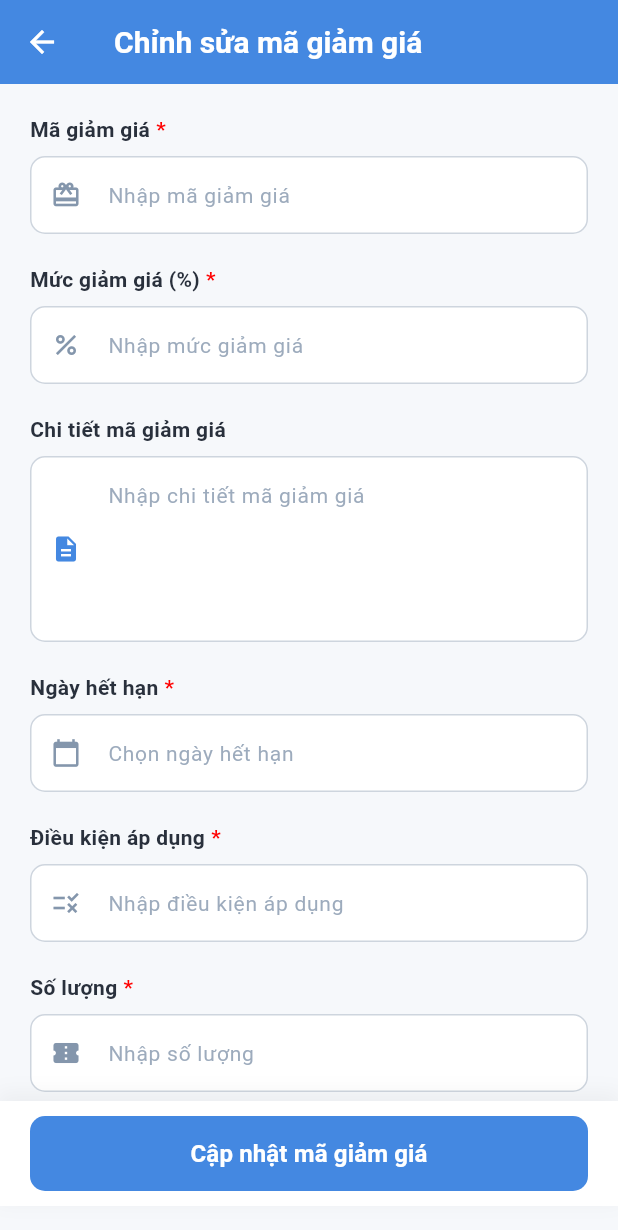
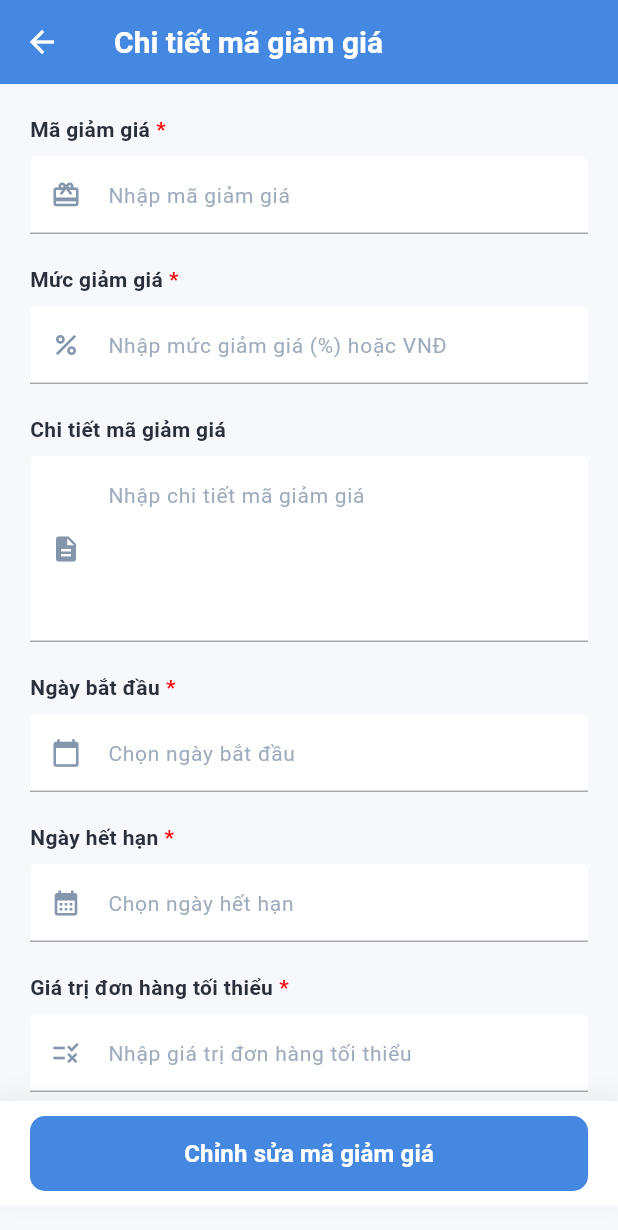
Before and after one commit to PhamVanDong2407/utshop_Admin, a Flutter app: the EditVoucher screen opened by its route, on a phone screen of 412 x 824 dp. Shown: the top 1230 px of the screen. Run offline on Flutter 3.47's test engine with Material 3 defaults, Android fonts, the phone set to English and light mode, and no system bars; our stand-ins replace file_picker, fl_chart, flutter_dotenv, flutter_screenutil, flutter_svg, flutter_zoom_drawer and 3 more; accounts and stored records are empty; network calls fail; statements that could not run were skipped.

Commit message:
update module chi tiết mã giảm giá và chỉnh sửa mã giảm giá

```diff
--- a/lib/View/Home/Menu/VoucherManagement/EditVoucher/edit_voucher.dart
+++ b/lib/View/Home/Menu/VoucherManagement/EditVoucher/edit_voucher.dart
@@ -18,7 +18,7 @@
         backgroundColor: AppColor.primary,
         elevation: 0,
         title: const Text(
-          "Chỉnh sửa mã giảm giá",
+          "Chi tiết mã giảm giá",
           style: TextStyle(fontSize: 20, fontWeight: FontWeight.w700),
         ),
         leading: IconButton(
@@ -28,7 +28,9 @@
       ),
       body: Form(
         key: _formKey,
-        child: SingleChildScrollView(
+        child: Obx(() {
+          bool editable = controller.isEditing.value;
+          return SingleChildScrollView(
             padding: const EdgeInsets.all(20),
             child: Column(
               crossAxisAlignment: CrossAxisAlignment.start,
@@ -36,6 +38,8 @@
                 _labelForm(label: "Mã giảm giá", isRequired: true),
                 const SizedBox(height: 8),
                 TextFormField(
+                  enabled: editable,
+                  controller: controller.codeController,
                   decoration: _customInputDecoration(
                     hintText: "Nhập mã giảm giá",
                     prefixIcon: Icons.card_giftcard,
@@ -50,21 +54,19 @@
 
                 const SizedBox(height: 20),
 
-              _labelForm(label: "Mức giảm giá (%)", isRequired: true),
+                _labelForm(label: "Mức giảm giá", isRequired: true),
                 const SizedBox(height: 8),
                 TextFormField(
+                  enabled: editable,
+                  controller: controller.discountValueController,
                   keyboardType: TextInputType.number,
                   decoration: _customInputDecoration(
-                  hintText: "Nhập mức giảm giá",
+                    hintText: "Nhập mức giảm giá (%) hoặc VNĐ",
                     prefixIcon: Icons.percent,
                   ),
                   validator: (value) {
                     if (value == null || value.isEmpty) {
                       return 'Vui lòng nhập mức giảm giá';
-                  }
-                  final number = num.tryParse(value);
-                  if (number == null || number <= 0 || number > 100) {
-                    return 'Vui lòng nhập mức giảm giá hợp lệ (0-100)';
                     }
                     return null;
                   },
@@ -75,12 +77,42 @@
                 _labelForm(label: "Chi tiết mã giảm giá"),
                 const SizedBox(height: 8),
                 TextFormField(
+                  enabled: editable,
+                  controller: controller.descriptionController,
                   maxLines: 4,
                   decoration: _customInputDecoration(
                     hintText: "Nhập chi tiết mã giảm giá",
                     prefixIcon: Icons.description,
-                  iconColor: AppColor.primary,
                   ),
+                ),
+
+                const SizedBox(height: 20),
+
+                _labelForm(label: "Ngày bắt đầu", isRequired: true),
+                const SizedBox(height: 8),
+                TextFormField(
+                  controller: controller.startDateController,
+                  readOnly: true,
+                  enabled: editable,
+                  decoration: _customInputDecoration(
+                    hintText: "Chọn ngày bắt đầu",
+                    prefixIcon: Icons.calendar_today,
+                  ),
+                  onTap:
+                      editable
+                          ? () async {
+                            DateTime? pickedDate = await showDatePicker(
+                              context: context,
+                              initialDate: DateTime.now(),
+                              firstDate: DateTime(2020),
+                              lastDate: DateTime(2100),
+                            );
+                            if (pickedDate != null) {
+                              controller.startDateController.text =
+                                  pickedDate.toString().split(' ')[0];
+                            }
+                          }
+                          : null,
                 ),
 
                 const SizedBox(height: 20),
@@ -88,12 +120,16 @@
                 _labelForm(label: "Ngày hết hạn", isRequired: true),
                 const SizedBox(height: 8),
                 TextFormField(
+                  controller: controller.endDateController,
                   readOnly: true,
+                  enabled: editable,
                   decoration: _customInputDecoration(
                     hintText: "Chọn ngày hết hạn",
-                  prefixIcon: Icons.calendar_today,
+                    prefixIcon: Icons.calendar_month,
                   ),
-                onTap: () async {
+                  onTap:
+                      editable
+                          ? () async {
                             DateTime? pickedDate = await showDatePicker(
                               context: context,
                               initialDate: DateTime.now(),
@@ -101,65 +137,65 @@
                               lastDate: DateTime(2100),
                             );
                             if (pickedDate != null) {
-                    // Xử lý ngày được chọn
+                              controller.endDateController.text =
+                                  pickedDate.toString().split(' ')[0];
                             }
-                },
-                validator: (value) {
-                  if (value == null || value.isEmpty) {
-                    return 'Vui lòng chọn ngày hết hạn';
                           }
-                  return null;
-                },
+                          : null,
                 ),
 
                 const SizedBox(height: 20),
 
-              _labelForm(label: "Điều kiện áp dụng", isRequired: true),
+                _labelForm(
+                  label: "Giá trị đơn hàng tối thiểu",
+                  isRequired: true,
+                ),
                 const SizedBox(height: 8),
                 TextFormField(
+                  enabled: editable,
+                  controller: controller.minOrderValueController,
                   keyboardType: TextInputType.number,
                   decoration: _customInputDecoration(
-                  hintText: "Nhập điều kiện áp dụng",
+                    hintText: "Nhập giá trị đơn hàng tối thiểu",
                     prefixIcon: Icons.rule,
                   ),
-                validator: (value) {
-                  if (value == null || value.isEmpty) {
-                    return 'Vui lòng nhập điều kiện áp dụng';
-                  }
-                  final number = num.tryParse(value);
-                  if (number == null || number < 0) {
-                    return 'Vui lòng nhập điều kiện áp dụng hợp lệ';
-                  }
-                  return null;
-                },
                 ),
 
                 const SizedBox(height: 20),
 
-              _labelForm(label: "Số lượng", isRequired: true),
+                _labelForm(label: "Giảm tối đa"),
                 const SizedBox(height: 8),
                 TextFormField(
+                  enabled: editable,
+                  controller: controller.maxDiscountAmountController,
                   keyboardType: TextInputType.number,
                   decoration: _customInputDecoration(
-                  hintText: "Nhập số lượng",
+                    hintText: "Nhập giá trị giảm tối đa",
+                    prefixIcon: Icons.money_off,
+                  ),
+                ),
+
+                const SizedBox(height: 20),
+
+                _labelForm(label: "Giới hạn lượt sử dụng", isRequired: true),
+                const SizedBox(height: 8),
+                TextFormField(
+                  enabled: editable,
+                  controller: controller.usageLimitController,
+                  keyboardType: TextInputType.number,
+                  decoration: _customInputDecoration(
+                    hintText: "Nhập giới hạn lượt sử dụng",
                     prefixIcon: Icons.confirmation_number,
                   ),
-                validator: (value) {
-                  if (value == null || value.isEmpty) {
-                    return 'Vui lòng nhập số lượng';
-                  }
-                  final number = int.tryParse(value);
-                  if (number == null || number <= 0) {
-                    return 'Vui lòng nhập số lượng hợp lệ';
-                  }
-                  return null;
-                },
                 ),
               ],
             ),
+          );
+        }),
       ),
-      ),
-      bottomNavigationBar: Container(
+      bottomNavigationBar: Obx(() {
+        bool editable = controller.isEditing.value;
+        return Container(
           decoration: BoxDecoration(
             color: Colors.white,
             boxShadow: [
@@ -174,8 +210,25 @@
           width: double.infinity,
           height: 70,
           padding: const EdgeInsets.symmetric(horizontal: 20, vertical: 10),
+          child:
+              editable
+                  ? Row(
+                    children: [
+                      Expanded(
                         child: ElevatedButton(
-          onPressed: () {},
+                          onPressed: () async {
+                            if (_formKey.currentState?.validate() ?? false) {
+                              await controller.updateVoucher();
+                              Get.snackbar(
+                                "Thành công",
+                                "Đã cập nhật mã giảm giá",
+                                snackPosition: SnackPosition.BOTTOM,
+                                backgroundColor: Colors.green,
+                                colorText: Colors.white,
+                              );
+                              controller.isEditing.value = false;
+                            }
+                          },
                           style: ElevatedButton.styleFrom(
                             backgroundColor: AppColor.primary,
                             elevation: 0,
@@ -184,7 +237,7 @@
                             ),
                           ),
                           child: const Text(
-            'Cập nhật mã giảm giá',
+                            'Cập nhật',
                             style: TextStyle(
                               color: Colors.white,
                               fontSize: 16,
@@ -192,9 +245,54 @@
                             ),
                           ),
                         ),
-      ).paddingOnly(bottom: 20),
+                      ),
+                      const SizedBox(width: 10),
+                      Expanded(
+                        child: ElevatedButton(
+                          onPressed: controller.cancelEdit,
+                          style: ElevatedButton.styleFrom(
+                            backgroundColor: AppColor.red,
+                            elevation: 0,
+                            shape: RoundedRectangleBorder(
+                              borderRadius: BorderRadius.circular(10.0),
+                            ),
+                          ),
+                          child: const Text(
+                            'Hủy bỏ',
+                            style: TextStyle(
+                              color: Colors.white,
+                              fontSize: 16,
+                              fontWeight: FontWeight.w700,
+                            ),
+                          ),
+                        ),
+                      ),
+                    ],
+                  )
+                  : ElevatedButton(
+                    onPressed: controller.toggleEdit,
+                    style: ElevatedButton.styleFrom(
+                      backgroundColor: AppColor.primary,
+                      elevation: 0,
+                      shape: RoundedRectangleBorder(
+                        borderRadius: BorderRadius.circular(10.0),
+                      ),
+                    ),
+                    child: const Text(
+                      'Chỉnh sửa mã giảm giá',
+                      style: TextStyle(
+                        color: Colors.white,
+                        fontSize: 16,
+                        fontWeight: FontWeight.w700,
+                      ),
+                    ),
+                  ),
+        ).paddingOnly(bottom: 20);
+      }),
     );
   }
+
+  // ---- UI Helpers ----
 
   InputDecoration _customInputDecoration({
     required String hintText,
```
Also changed, not shown: lib/Controller/Home/Menu/VoucherManagement/CreateVoucher/create_voucher_controller.dart (+11 -0 lines), lib/Controller/Home/Menu/VoucherManagement/EditVoucher/edit_voucher_controller.dart (+124 -1 lines), lib/View/Home/Menu/VoucherManagement/voucher_management.dart (+12 -16 lines). Lines whose indentation alone changed are shown as unchanged.
